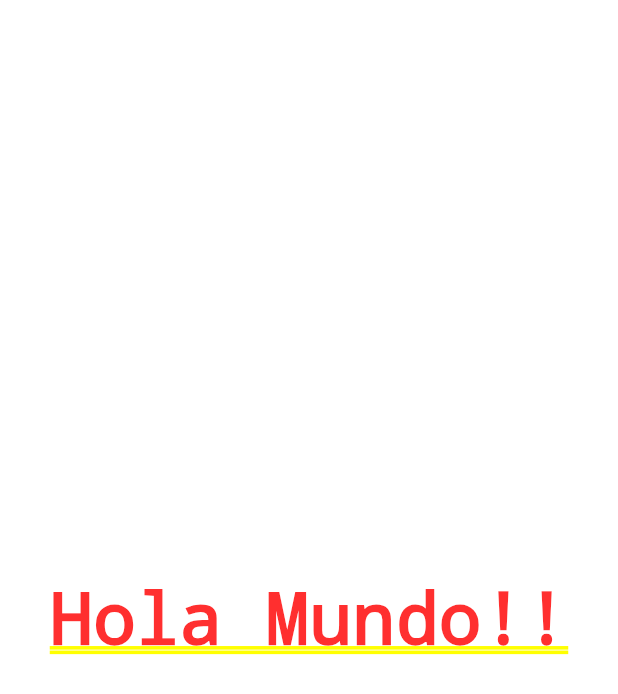
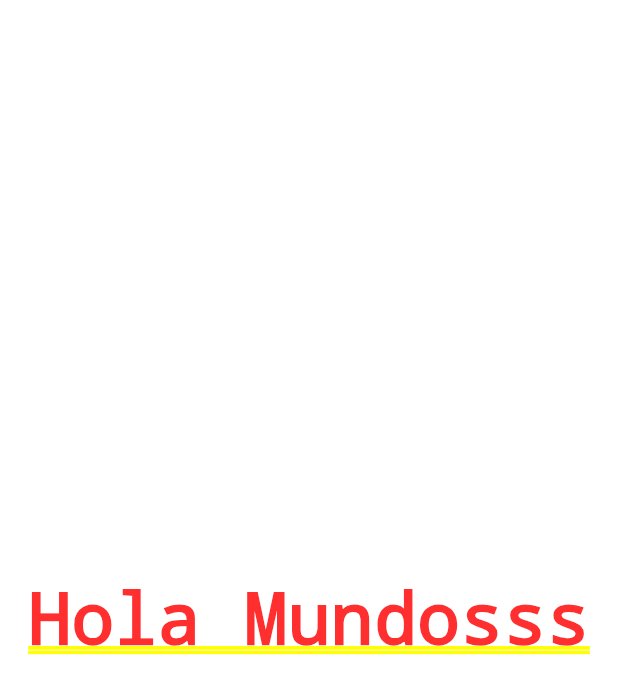
Before and after one commit to CristhoperDev/counter, a Flutter app: the screen it shows after launch, on a phone screen of 412 x 824 dp. Shown: the top 694 px of the screen. Run offline on Flutter 3.47's test engine with Material 2 defaults, Android fonts, the phone set to English and light mode, and no system bars.

```diff
--- a/lib/main.dart
+++ b/lib/main.dart
@@ -1,18 +1,6 @@
 import 'package:flutter/material.dart';
+import 'package:contador/src/app.dart';
 
 void main() {
   runApp(new MyApp());
 }
-
-class MyApp extends StatelessWidget{
-  @override
-  Widget build(BuildContext context) {
-
-    return MaterialApp(
-      home: Center(
-        child: Text('Hola Mundo!!'),
-      ),
-    );
-  }
-
-}
--- /dev/null
+++ b/lib/src/app.dart
@@ -0,0 +1,13 @@
+import 'package:flutter/material.dart';
+
+class MyApp extends StatelessWidget{
+  @override
+  Widget build(BuildContext context) {
+
+    return MaterialApp(
+      home: Center(
+        child: Text('Hola Mundosss'),
+      ),
+    );
+  }
+}
```
